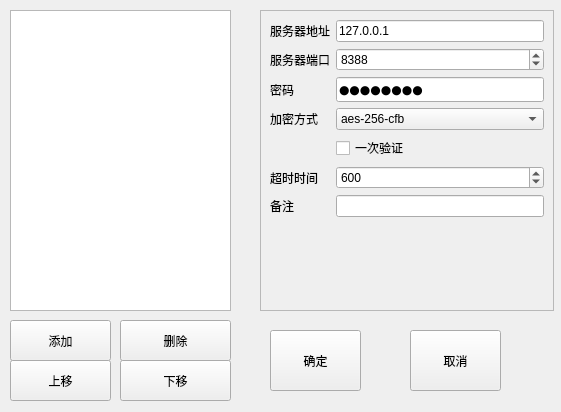
Above: main.ui from falseen/shadowsocks-pyqt before the change. Below: the same form after it.
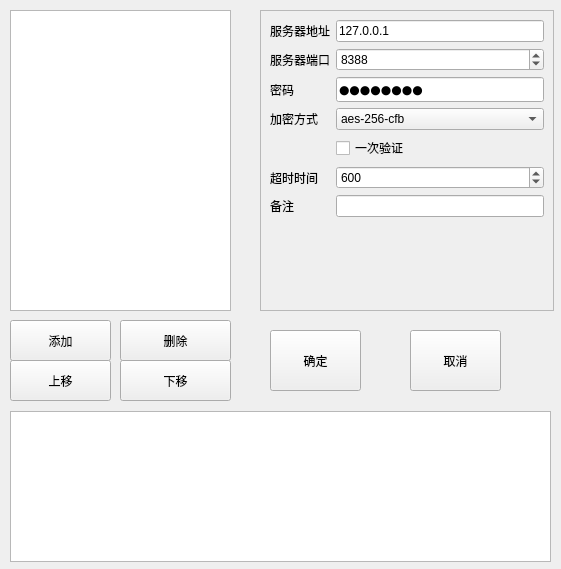
That is the form after the change. Icons and pictures are not drawn.

```diff
--- a/main.ui
+++ b/main.ui
@@ -7,7 +7,7 @@
     <x>0</x>
     <y>0</y>
     <width>561</width>
-    <height>412</height>
+    <height>569</height>
    </rect>
   </property>
   <property name="windowTitle">
@@ -443,6 +443,19 @@
      <string>取消</string>
     </property>
    </widget>
+   <widget class="QTextBrowser" name="loggingBrowser">
+    <property name="enabled">
+     <bool>true</bool>
+    </property>
+    <property name="geometry">
+     <rect>
+      <x>10</x>
+      <y>411</y>
+      <width>541</width>
+      <height>151</height>
+     </rect>
+    </property>
+   </widget>
    <zorder>gridLayoutWidget</zorder>
    <zorder>add_config</zorder>
    <zorder>del_config</zorder>
```
Left out of the diff: 1 changed line with no effect on the pictures.
